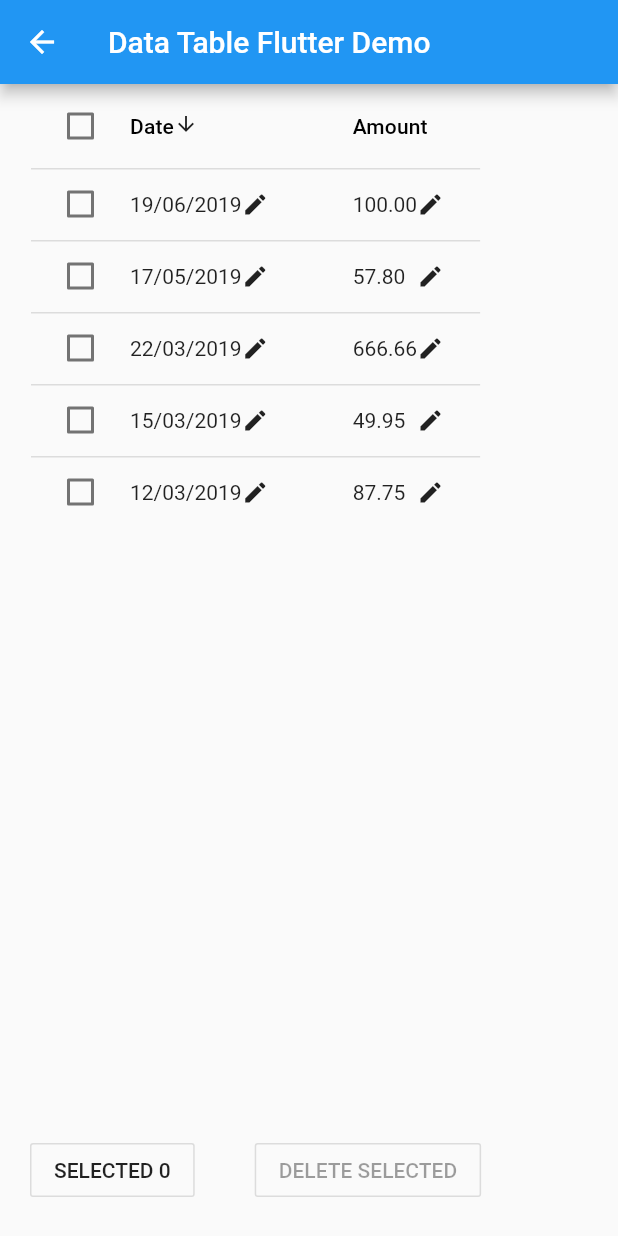
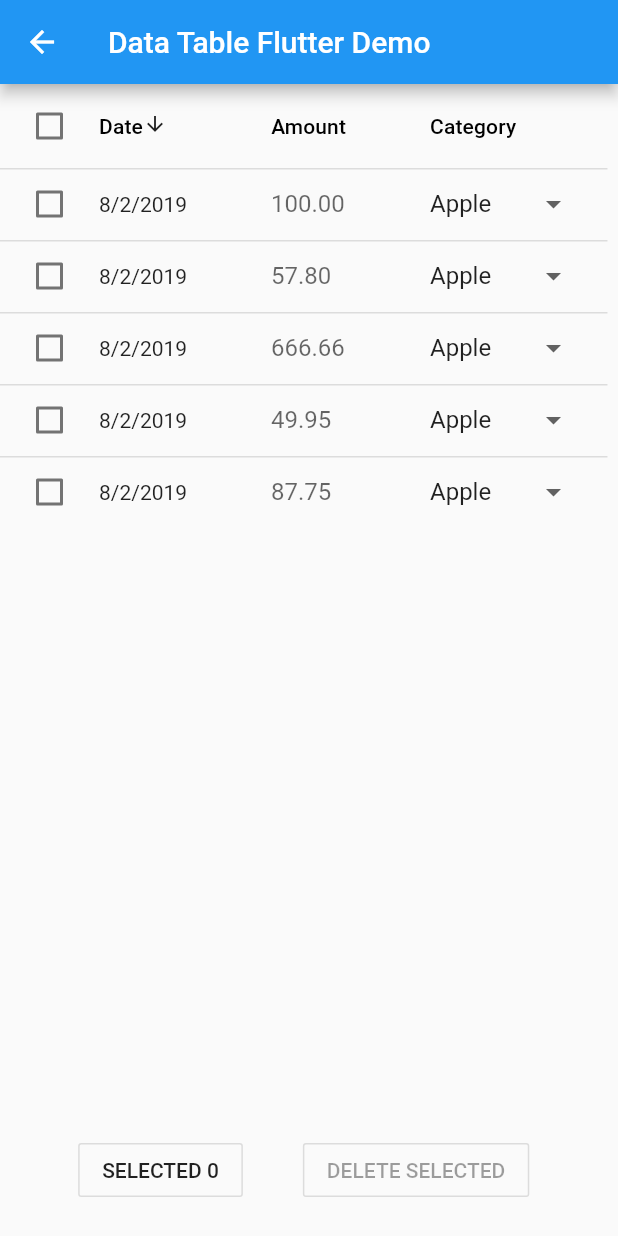
Before and after one commit to rong3000/ir, a Flutter app: the DataTableDemo screen opened directly, on a phone screen of 412 x 824 dp. Run offline on Flutter 3.47's test engine with Material 2 defaults, Android fonts, the phone set to English and light mode, and no system bars; our stand-ins replace auto_size_text, bloc, equatable, firebase_auth, flutter_bloc, font_awesome_flutter and 3 more; accounts and stored records are empty; network calls fail.

Commit message:
add date picker, add dropdown menu for category selection.

```diff
--- a/lib/pages/reports_page.dart
+++ b/lib/pages/reports_page.dart
@@ -2,6 +2,7 @@ import 'package:flutter/material.dart';
 import 'package:flutter/material.dart';
 
 import 'receipt.dart';
+import 'package:intl/intl.dart';
 
 class DataTableDemo extends StatefulWidget {
   DataTableDemo() : super();
@@ -16,12 +17,47 @@ class DataTableDemoState extends State<DataTableDemo> {
   List<Receipt> receipts;
   List<Receipt> selectedReceipts;
   bool sort;
+  List _fruits = ["Apple", "Banana", "Pineapple", "Mango", "Grapes"];
+
+  List<DropdownMenuItem<String>> _dropDownMenuItems;
+  String _selectedFruit;
+
+  List<DropdownMenuItem<String>> buildAndGetDropDownMenuItems(List fruits) {
+    List<DropdownMenuItem<String>> items = List();
+    for (String fruit in fruits) {
+      items.add(DropdownMenuItem(value: fruit, child: Text(fruit)));
+    }
+    return items;
+  }
+
+  void changedDropDownItem(String selectedFruit) {
+    setState(() {
+      _selectedFruit = selectedFruit;
+    });
+  }
+
+  DateTime selectedDate = DateTime.now();
+
+  Future<Null> _selectDate(BuildContext context) async {
+    final DateTime picked = await showDatePicker(
+        context: context,
+        initialDate: selectedDate,
+        firstDate: DateTime(2015, 8),
+        lastDate: DateTime(2101));
+    if (picked != null && picked != selectedDate)
+      setState(() {
+        selectedDate = picked;
+      });
+  }
 
   @override
   void initState() {
     sort = false;
     selectedReceipts = [];
     receipts = Receipt.getReceipts();
+
+    _dropDownMenuItems = buildAndGetDropDownMenuItems(_fruits);
+    _selectedFruit = _dropDownMenuItems[0].value;
     super.initState();
   }
 
@@ -80,29 +116,46 @@ class DataTableDemoState extends State<DataTableDemo> {
             numeric: false,
             tooltip: "This is Amount",
           ),
+          DataColumn(
+            label: Text("Category"),
+            numeric: false,
+            tooltip: "This is Category",
+          ),
         ],
         rows: receipts
             .map(
               (receipt) => DataRow(
               selected: selectedReceipts.contains(receipt),
               onSelectChanged: (b) {
-                print("id ${receipt.id} is Onselect");
+                print("${receipt.id} is Onselect");
                 onSelectedRow(b, receipt);
               },
               cells: [
                 DataCell(
-                  Text(receipt.Date),
-                  showEditIcon: true,
+                  GestureDetector(
+                    onTap: () {
+                      _selectDate(context);
+                    },
+                    child: Text("${DateFormat().add_yMd().format(selectedDate.toLocal())}"),
+                  ),
+                ),
+                DataCell(
+                    TextField(
+                      decoration: InputDecoration(
+                          border: InputBorder.none,
+                          hintText: receipt.Amount
+                      ),
+                    ),
                   onTap: () {
-                    print('Selected Date cell of id ${receipt.id}');
+                    print('Selected Amount cell of id ${receipt.id}');
                   },
                 ),
                 DataCell(
-                  Text(receipt.Amount),
-                  showEditIcon: true,
-                  onTap: () {
-                    print('Selected Amount cell of id ${receipt.id}');
-                  },
+                    DropdownButton(
+                      value: _selectedFruit,
+                      items: _dropDownMenuItems,
+                      onChanged: changedDropDownItem,
+                    )
                 ),
               ]),
         )
--- a/pubspec.yaml
+++ b/pubspec.yaml
@@ -36,6 +36,7 @@ dependencies:
   auto_size_text: ^2.0.2+1
   image_picker: ^0.6.0+17
   slickdart: ^0.2.0+4
+  intl: ^0.15.8
 
 dev_dependencies:
   flutter_test:
```
Also changed, not shown: pubspec.lock.
